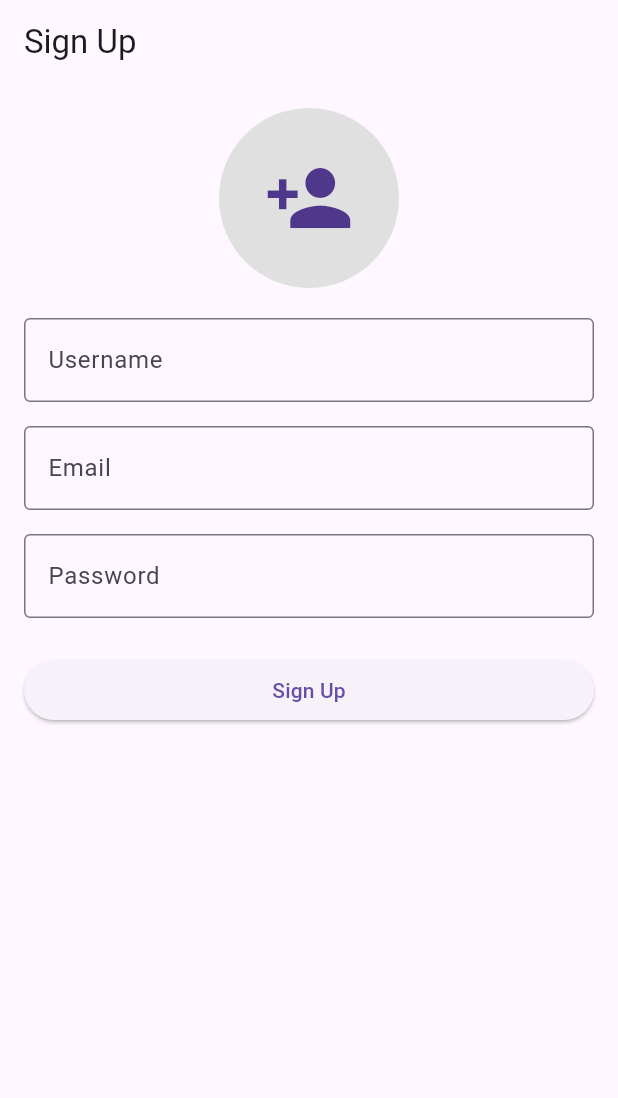
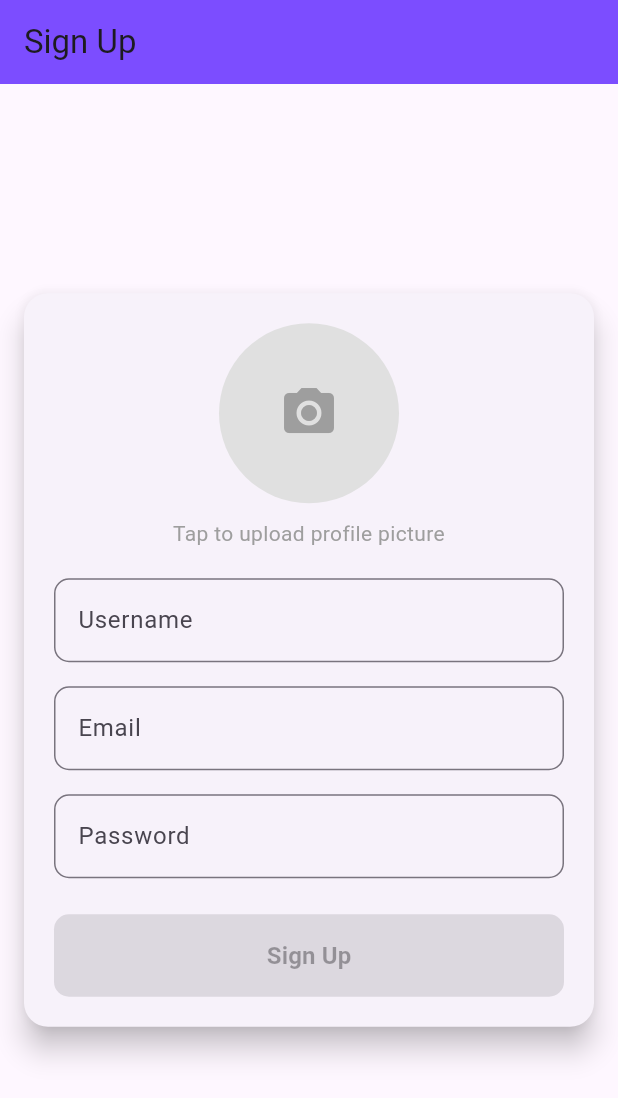
Before and after one commit to billthecoder046/disputeresolverai, a Flutter app: the screen it shows after launch, on a phone screen of 412 x 824 dp. Shown: the top 1098 px of the screen. Run offline on Flutter 3.47's test engine with Material 3 defaults, Android fonts, the phone set to English and light mode, and no system bars; our stand-ins replace cloud_firestore, firebase_auth, firebase_core, firebase_storage, gap, get and 1 more; missing offline and left inert: dart:js_interop, image_picker_web; accounts and stored records are empty.

Commit message:
New commit.

```diff
--- a/lib/screens/commonWidgets/buttons.dart
+++ b/lib/screens/commonWidgets/buttons.dart
@@ -17,7 +17,7 @@ class myFirstButton extends StatelessWidget {
           elevation: 5, // Elevation
           padding: const EdgeInsets.symmetric(horizontal: 20, vertical: 15), // Padding
           shape: RoundedRectangleBorder(
-            borderRadius: BorderRadius.circular(10), // Rounded corners
+            borderRadius: BorderRadius.circular(10),
               // borderRadius: BorderRadius.only(
               //   bottomLeft: Radius.circular(26.0),
               //   topRight: Radius.circular(26.0),
--- a/lib/screens/login_screen/sign_up_screen.dart
+++ b/lib/screens/login_screen/sign_up_screen.dart
@@ -1,5 +1,4 @@
 import 'dart:typed_data';
-
 import 'package:firebase_storage/firebase_storage.dart';
 import 'package:flutter/material.dart';
 import 'package:gap/gap.dart';
@@ -15,22 +14,51 @@ class SignUpScreen extends StatefulWidget {
   State<SignUpScreen> createState() => _SignUpScreenState();
 }
 
-class _SignUpScreenState extends State<SignUpScreen> {
+class _SignUpScreenState extends State<SignUpScreen>
+    with SingleTickerProviderStateMixin {
   final SignUp_screeenLogic logic = Get.put(SignUp_screeenLogic());
   Uint8List? _selectedImage;
   bool _isLoading = false;
 
+  late AnimationController _animationController;
+  late Animation<double> _buttonAnimation;
+
+  @override
+  void initState() {
+    super.initState();
+    _animationController =
+        AnimationController(vsync: this, duration: const Duration(milliseconds: 500));
+    _buttonAnimation = Tween<double>(begin: 1.0, end: 1.2).animate(CurvedAnimation(
+      parent: _animationController,
+      curve: Curves.easeInOut,
+    ));
+  }
+
+  @override
+  void dispose() {
+    _animationController.dispose();
+    super.dispose();
+  }
+
   @override
   Widget build(BuildContext context) {
     return Scaffold(
-      appBar: AppBar(title: const Text('Sign Up')),
-      body: Padding(
-        padding: const EdgeInsets.all(16.0),
+      appBar: AppBar(
+        title: const Text('Sign Up'),
+        backgroundColor: Colors.deepPurpleAccent,
+      ),
+      body: Center(
+        child: Card(
+          elevation: 8,
+          margin: const EdgeInsets.symmetric(horizontal: 16, vertical: 24),
+          shape: RoundedRectangleBorder(
+            borderRadius: BorderRadius.circular(16),
+          ),
+          child: Padding(
+            padding: const EdgeInsets.all(20.0),
             child: SingleChildScrollView(
-          // Allows scrolling if content overflows
               child: Column(
                 crossAxisAlignment: CrossAxisAlignment.stretch,
-            // Align children to stretch horizontally
                 children: [
                   InkWell(
                     onTap: () async {
@@ -38,50 +66,74 @@ class _SignUpScreenState extends State<SignUpScreen> {
                       setState(() {});
                     },
                     child: Center(
-                  // Center the avatar
-                  child: CircleAvatar(
+                      child: Stack(
+                        alignment: Alignment.center,
+                        children: [
+                          CircleAvatar(
                             radius: 60,
                             backgroundColor: Colors.grey[300],
                             backgroundImage: _selectedImage != null
                                 ? MemoryImage(_selectedImage!)
                                 : null,
-                    child: _selectedImage == null
-                        ? const Icon(Icons.person_add, size: 60)
-                        : null,
                           ),
+                          if (_selectedImage == null)
+                            const Icon(Icons.camera_alt,
+                                size: 40, color: Colors.grey),
+                        ],
+                      ),
+                    ),
+                  ),
+                  const Gap(10),
+                  if (_selectedImage == null)
+                    const Text(
+                      "Tap to upload profile picture",
+                      textAlign: TextAlign.center,
+                      style: TextStyle(
+                        color: Colors.grey,
+                        fontSize: 14,
                       ),
                     ),
                   const Gap(20),
                   TextFormField(
                     controller: logic.userName,
-                decoration: const InputDecoration(
+                    decoration: InputDecoration(
                       labelText: 'Username',
-                  border: OutlineInputBorder(),
+                      border: OutlineInputBorder(
+                        borderRadius: BorderRadius.circular(10),
+                      ),
                     ),
                   ),
                   const Gap(16),
                   TextFormField(
                     controller: logic.emailC,
-                decoration: const InputDecoration(
+                    decoration: InputDecoration(
                       labelText: 'Email',
-                  border: OutlineInputBorder(),
+                      border: OutlineInputBorder(
+                        borderRadius: BorderRadius.circular(10),
+                      ),
                     ),
                     keyboardType: TextInputType.emailAddress,
                   ),
                   const Gap(16),
                   TextFormField(
                     controller: logic.passC,
-                decoration: const InputDecoration(
+                    decoration: InputDecoration(
                       labelText: 'Password',
-                  border: OutlineInputBorder(),
+                      border: OutlineInputBorder(
+                        borderRadius: BorderRadius.circular(10),
+                      ),
                     ),
                     obscureText: true,
                   ),
                   const Gap(24),
-              ElevatedButton(
-                onPressed: _isLoading
+                  InkWell(
+                    onTap: _isLoading
                         ? null
                         : () async {
+                      _animationController.forward().whenComplete(() {
+                        _animationController.reset();
+                      });
+
                       setState(() => _isLoading = true);
                       String username = logic.userName.text;
                       String? imageUrl =
@@ -93,13 +145,35 @@ class _SignUpScreenState extends State<SignUpScreen> {
 
                       setState(() => _isLoading = false);
                     },
+                    child: ScaleTransition(
+                      scale: _buttonAnimation,
+                      child: ElevatedButton(
+                        style: ElevatedButton.styleFrom(
+                          padding: const EdgeInsets.symmetric(vertical: 16),
+                          shape: RoundedRectangleBorder(
+                            borderRadius: BorderRadius.circular(10),
+                          ),
+                          backgroundColor: Colors.deepPurpleAccent,
+                        ),
                         child: _isLoading
                             ? const CircularProgressIndicator(
-                        valueColor: AlwaysStoppedAnimation<Color>(Colors.white),
+                          valueColor: AlwaysStoppedAnimation<Color>(
+                              Colors.white),
                         )
-                    : const Text('Sign Up'),
+                            : const Text(
+                          'Sign Up',
+                          style: TextStyle(
+                            fontSize: 16,
+                            fontWeight: FontWeight.bold,
+                          ),
+                        ),
+                        onPressed: null,
+                      ),
+                    ),
                   ),
                 ],
+              ),
+            ),
           ),
         ),
       ),
```
Also changed, not shown: lib/model/users.dart (+24 -10 lines), lib/screens/home/home_logic.dart (+2 -9 lines), lib/screens/home/home_view.dart (+27 -5 lines), lib/screens/login_screen/sign_up_screeen_logic.dart (+24 -7 lines), pubspec.yaml (+3 -4 lines), lib/main.dart (line endings or trailing spaces), pubspec.lock. Lines whose indentation alone changed are shown as unchanged.
